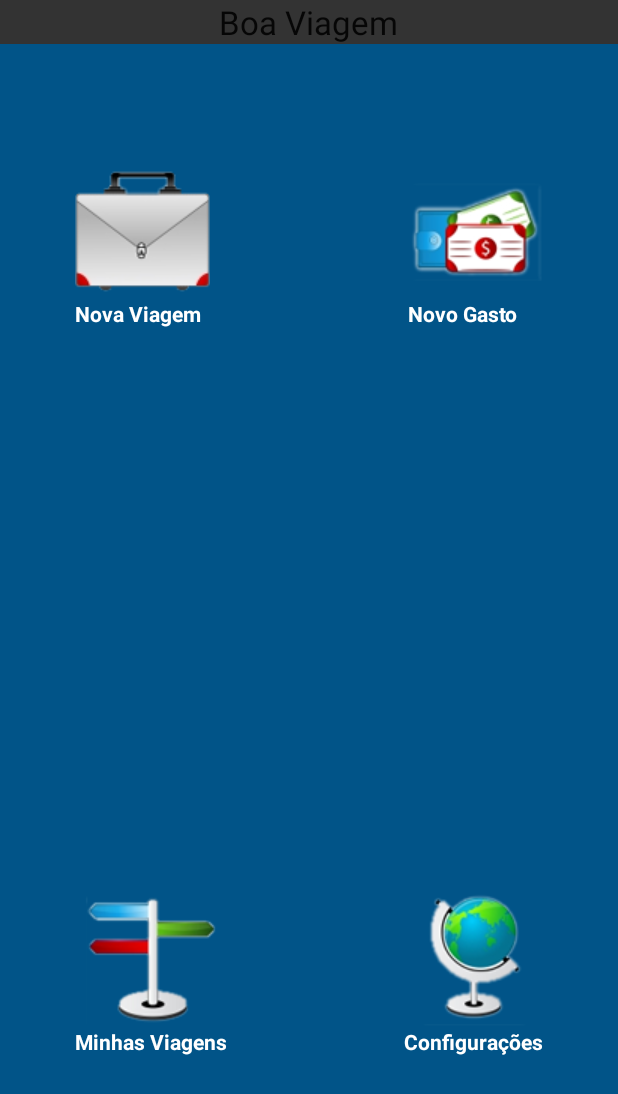
After one commit to brazaor/BoaViagem, an Android app: the layout layout_dashboard.xml on its own in the app's theme, with its tools: preview values and no code run, on a phone screen of 412 x 824 dp. The commit adds this screen. Shown: the top 1094 px of the screen. Run offline under Robolectric (Android 15) with nearby library versions, the phone set to English and light mode, and no system bars.

Commit message:
modificações após a aula de 11/10

```diff
--- a/app/src/main/java/br/edu/usj/boaviagem/BoaViagemActivity.java
+++ b/app/src/main/java/br/edu/usj/boaviagem/BoaViagemActivity.java
@@ -4,6 +4,8 @@ import android.app.Activity;
 import android.os.Bundle;
 import android.support.annotation.Nullable;
 import android.view.View;
+import android.widget.EditText;
+import android.widget.Toast;
 
 /**
  * Created by rafael on 04/10/17.
@@ -11,13 +13,30 @@ import android.view.View;
 
 public class BoaViagemActivity extends Activity {
 
+    private EditText usuario, senha;
+
     @Override
     protected void onCreate(@Nullable Bundle savedInstanceState) {
         super.onCreate(savedInstanceState);
         setContentView(R.layout.layout_login);
+        this.usuario = (EditText) findViewById(R.id.id_usuario);
+        this.senha = (EditText) findViewById(R.id.id_senha);
     }
 
     public void logar(View view) {
-        //Aqui terá a implementacao do evento onClick
+        String usuarioInformado = this.usuario.getText().toString();
+        String senhaInformada = this.senha.getText().toString();
+
+        if(usuarioInformado.equals("usj")
+                && senhaInformada.equals("usj")){
+            //efetuar login
+        }
+        else{
+            //exibir mensagem erro
+            String msg = getString(R.string.erro_autenticacao);
+            Toast t = Toast.makeText(this,msg, Toast.LENGTH_LONG);
+            t.show();
+        }
+
     }
 }
--- /dev/null
+++ b/app/src/main/res/layout/layout_dashboard.xml
@@ -0,0 +1,77 @@
+<?xml version="1.0" encoding="utf-8"?>
+<LinearLayout
+    xmlns:android="http://schemas.android.com/apk/res/android"
+    android:orientation="vertical"
+    android:layout_width="match_parent"
+    android:layout_height="match_parent"
+    android:background="#333333">
+
+    <TextView
+        android:layout_width="wrap_content"
+        android:layout_height="wrap_content"
+        android:layout_gravity="center"
+        android:text="@string/app_name"
+        android:textAppearance="?android:attr/textAppearanceLarge"/>
+
+    <RelativeLayout
+        android:layout_width="match_parent"
+        android:layout_height="match_parent"
+        android:background="#015488">
+
+        <TextView
+            android:id="@+id/id_nova_viagem"
+            android:layout_width="wrap_content"
+            android:layout_height="wrap_content"
+            android:layout_marginLeft="50dp"
+            android:layout_marginTop="80dp"
+            android:clickable="true"
+            android:drawableTop="@drawable/nova_viagem"
+            android:onClick="selecionarOpcao"
+            android:text="@string/nova_viagem"
+            android:textColor="#FFFFFF"
+            android:textStyle="bold"/>
+
+        <TextView
+            android:id="@+id/id_novo_gasto"
+            android:layout_width="wrap_content"
+            android:layout_height="wrap_content"
+            android:layout_alignParentRight="true"
+            android:layout_alignTop="@id/id_nova_viagem"
+            android:layout_marginRight="50dp"
+            android:clickable="true"
+            android:drawableTop="@drawable/novo_gasto"
+            android:onClick="selecionarOpcao"
+            android:text="@string/novo_gasto"
+            android:textColor="#FFFFFF"
+            android:textStyle="bold"/>
+
+        <TextView
+            android:id="@+id/id_minhas_viagens"
+            android:layout_width="wrap_content"
+            android:layout_height="wrap_content"
+            android:layout_alignLeft="@id/id_nova_viagem"
+            android:layout_alignParentBottom="true"
+            android:layout_marginBottom="120dp"
+            android:clickable="true"
+            android:drawableTop="@drawable/minhas_viagens"
+            android:onClick="selecionarOpcao"
+            android:text="@string/minhas_viagens"
+            android:textColor="#FFFFFF"
+            android:textStyle="bold"/>
+
+        <TextView
+            android:id="@+id/id_configuracoes"
+            android:layout_width="wrap_content"
+            android:layout_height="wrap_content"
+            android:layout_alignBottom="@id/id_minhas_viagens"
+            android:layout_alignRight="@id/id_novo_gasto"
+            android:clickable="true"
+            android:drawableTop="@drawable/configuracoes"
+            android:onClick="selecionarOpcao"
+            android:text="@string/configuracoes"
+            android:textColor="#FFFFFF"
+            android:textStyle="bold"/>
+
+    </RelativeLayout>
+
+</LinearLayout>
--- a/app/src/main/res/values/strings.xml
+++ b/app/src/main/res/values/strings.xml
@@ -3,4 +3,9 @@
     <string name="login">Login</string>
     <string name="senha">Senha</string>
     <string name="entrar">Entrar</string>
+    <string name="erro_autenticacao">Usuário ou senha inválidos</string>
+    <string name="nova_viagem">Nova Viagem</string>
+    <string name="novo_gasto">Novo Gasto</string>
+    <string name="minhas_viagens">Minhas Viagens</string>
+    <string name="configuracoes">Configurações</string>
 </resources>
```
